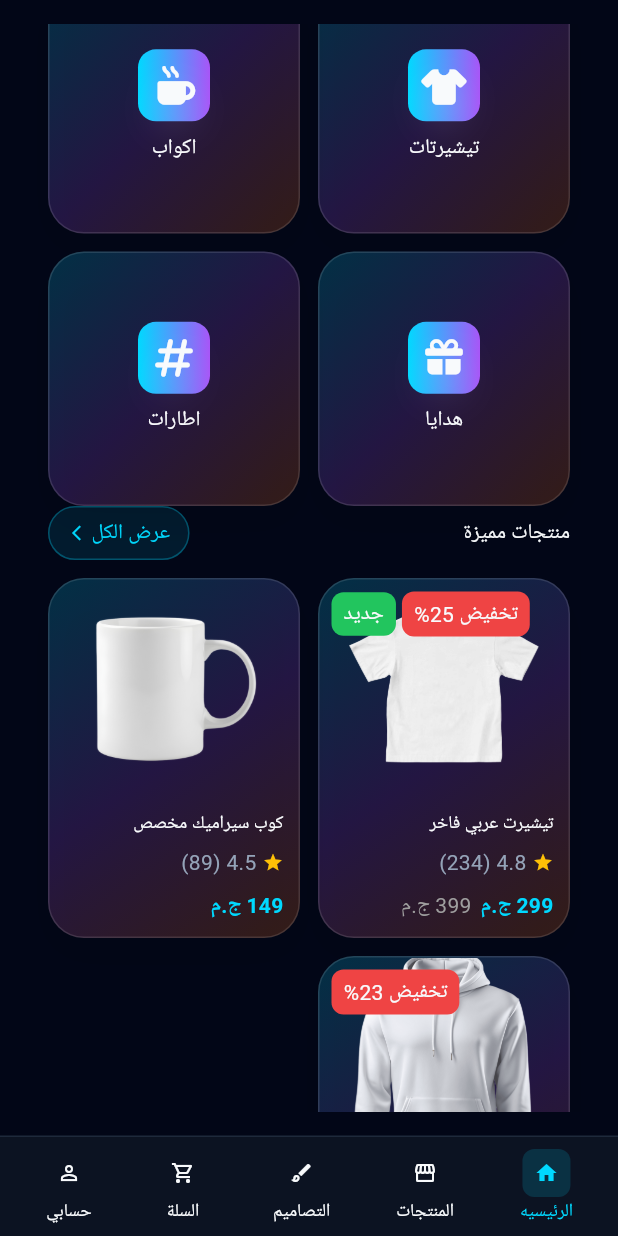
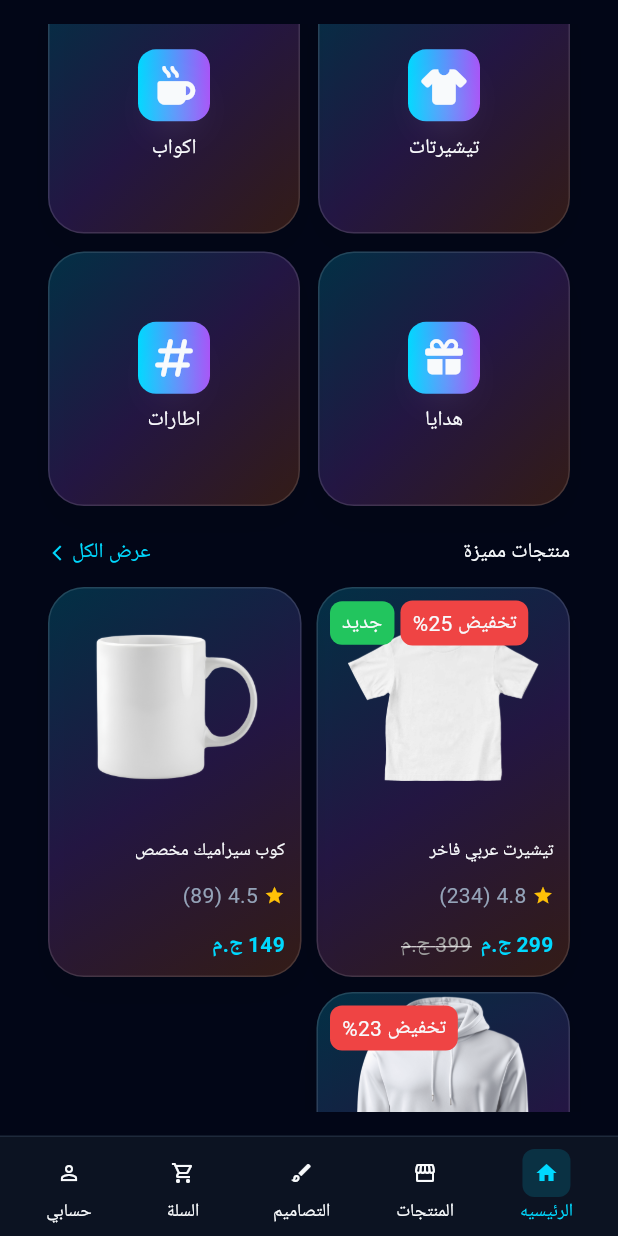
Before and after one commit to Mohamed-Adel9/athar, a Flutter app: the HomeScreen screen opened by its route, scrolled down 576 dp, on a phone screen of 412 x 824 dp. Run offline on Flutter 3.47's test engine with Material 3 defaults, Android fonts, the phone set to English and light mode, and no system bars; our stand-ins replace equatable, flutter_animate, flutter_bloc, flutter_secure_storage, font_awesome_flutter, go_router and 2 more; accounts and stored records are empty; Roboto replaces fonts that are missing (Alexandria).

Commit message:
ui refactor

```diff
--- a/lib/features/home/presentation/widgets/build_categories_grid.dart
+++ b/lib/features/home/presentation/widgets/build_categories_grid.dart
@@ -32,7 +32,7 @@ Widget buildCategoriesGrid() {
 
         return GestureDetector(
           onTap: () {
-            context.read<HomeCubit>().changeTab(BottomNavTab.shop);
+            context.read<HomeCubit>().changeTab(BottomNavTab.designer);
           },
           child: GlassCard(
             child: Column(
--- a/lib/features/home/presentation/widgets/home_view_body.dart
+++ b/lib/features/home/presentation/widgets/home_view_body.dart
@@ -36,6 +36,7 @@ class HomeViewBody extends StatelessWidget {
             SliverToBoxAdapter(child: StartDesign()),
             SliverToBoxAdapter(child: buildCategoriesHeader()),
             buildCategoriesGrid(),
+            SliverToBoxAdapter(child: SizedBox(height: 20)),
             SliverToBoxAdapter(child: ProductPreviewSection()),
           ],
         ),
--- a/lib/features/home/presentation/widgets/product_preview_section.dart
+++ b/lib/features/home/presentation/widgets/product_preview_section.dart
@@ -38,21 +38,8 @@ class ProductPreviewSection extends StatelessWidget {
                   ),
                   GestureDetector(
                     onTap: () {
-                      // Jump to Shop tab
                       context.read<HomeCubit>().changeTab(BottomNavTab.shop);
                     },
-                    child: Container(
-                      padding: const EdgeInsets.symmetric(
-                        horizontal: 12,
-                        vertical: 6,
-                      ),
-                      decoration: BoxDecoration(
-                        color: AppColors.neonBlue.withValues(alpha: 0.1),
-                        borderRadius: BorderRadius.circular(20),
-                        border: Border.all(
-                          color: AppColors.neonBlue.withValues(alpha: 0.3),
-                        ),
-                      ),
                     child: Row(
                       mainAxisSize: MainAxisSize.min,
                       children: [
@@ -70,7 +57,6 @@ class ProductPreviewSection extends StatelessWidget {
                       ],
                     ),
                   ),
-                  ),
                 ],
               ),
               const SizedBox(height: 12),
@@ -80,15 +66,14 @@ class ProductPreviewSection extends StatelessWidget {
                 physics: const NeverScrollableScrollPhysics(),
                 gridDelegate: const SliverGridDelegateWithFixedCrossAxisCount(
                   crossAxisCount: 2,
-                  crossAxisSpacing: 12,
-                  mainAxisSpacing: 12,
-                  childAspectRatio: 0.7,
+                  crossAxisSpacing: 10,
+                  mainAxisSpacing: 10,
+                  childAspectRatio: 0.65,
                 ),
                 itemCount: previewProducts.length,
                 itemBuilder: (_, index) => ProductCard(
                   product: previewProducts[index],
                   onTap: () {
-                    // Show details bottom sheet directly from home
                     _showProductDetails(context, previewProducts[index]);
                   },
                 ),
--- a/lib/features/shopping/presentation/cubit/shopping_state.dart
+++ b/lib/features/shopping/presentation/cubit/shopping_state.dart
@@ -1,3 +1,4 @@
+import 'package:flutter/cupertino.dart';
 import 'package:flutter/foundation.dart';
 
 import '../../data/models/product_category.dart';
@@ -22,6 +23,8 @@ class ShoppingState {
     this.sortBy = SortBy.newest,
     this.status = ShopStatus.initial,
     this.errorMessage,
+    this.selectedRating = 5,
+    this.reviewController,
   });
 
   final List<ProductModel> products;
@@ -29,6 +32,8 @@ class ShoppingState {
   final ProductCategory selectedCategory;
   final ProductModel? selectedProduct;
   final ProductColor? selectedColor;
+  final int? selectedRating;
+  final TextEditingController? reviewController;
   final String? selectedSize;
   final int quantity;
   final ViewMode viewMode;
@@ -45,6 +50,8 @@ class ShoppingState {
     List<ProductModel>? filteredProducts,
     ProductCategory? selectedCategory,
     ProductModel? selectedProduct,
+    int? selectedRating,
+    TextEditingController? reviewController,
     bool clearSelectedProduct = false,
     ProductColor? selectedColor,
     bool clearSelectedColor = false,
@@ -75,6 +82,8 @@ class ShoppingState {
       sortBy: sortBy ?? this.sortBy,
       status: status ?? this.status,
       errorMessage: clearError ? null : (errorMessage ?? this.errorMessage),
+      selectedRating: selectedRating ?? this.selectedRating,
+      reviewController: reviewController ?? this.reviewController,
     );
   }
 
--- a/lib/features/shopping/presentation/widgets/product_card.dart
+++ b/lib/features/shopping/presentation/widgets/product_card.dart
@@ -107,6 +107,7 @@ class ProductCard extends StatelessWidget {
                       CustomText(
                         '${product.originalPrice.toStringAsFixed(0)} ج.م',
                         variant: TextVariant.labelSmall,
+                        decoration: TextDecoration.lineThrough,
                         tone: TextTone.muted,
                       ),
                   ],
--- a/lib/shared/widgets/custom_text.dart
+++ b/lib/shared/widgets/custom_text.dart
@@ -36,8 +36,8 @@ class CustomText extends StatelessWidget {
   final double? letterSpacing;
   final TextOverflow? overflow;
   final double? height;
-
   final Gradient? gradient;
+  final TextDecoration? decoration;
   final String? fontFamily;
 
   const CustomText(
@@ -52,6 +52,7 @@ class CustomText extends StatelessWidget {
     this.gradient,
     this.fontFamily,
     this.overflow,
+    this.decoration,
   });
 
   @override
@@ -63,6 +64,7 @@ class CustomText extends StatelessWidget {
       color: gradient == null ? color : Colors.white,
       letterSpacing: letterSpacing,
       height: height,
+      decoration: decoration,
     );
 
     // Apply Google Font if provided
```
Also changed, not shown: lib/features/home/presentation/widgets/banner_section.dart (+6 -1 lines), lib/features/home/presentation/widgets/start_design.dart (+9 -2 lines), lib/features/shopping/presentation/cubit/shopping_cubit.dart (+32 -0 lines), lib/features/shopping/presentation/widgets/product_details_sheet.dart (+87 -0 lines). Lines whose indentation alone changed are shown as unchanged.
